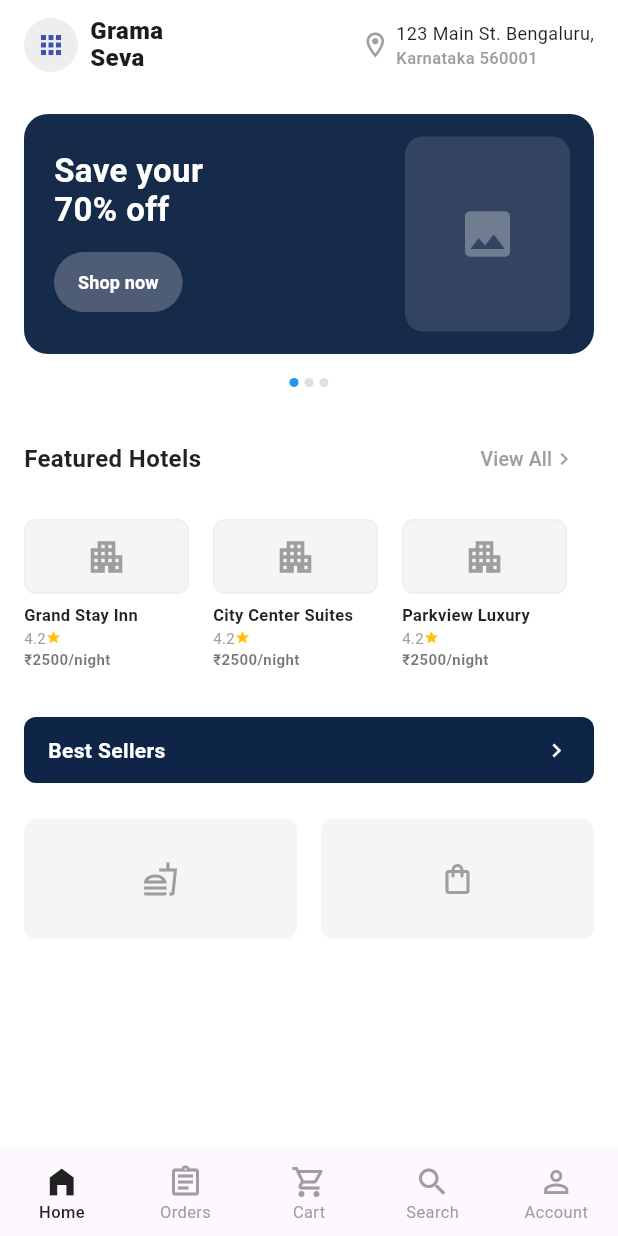
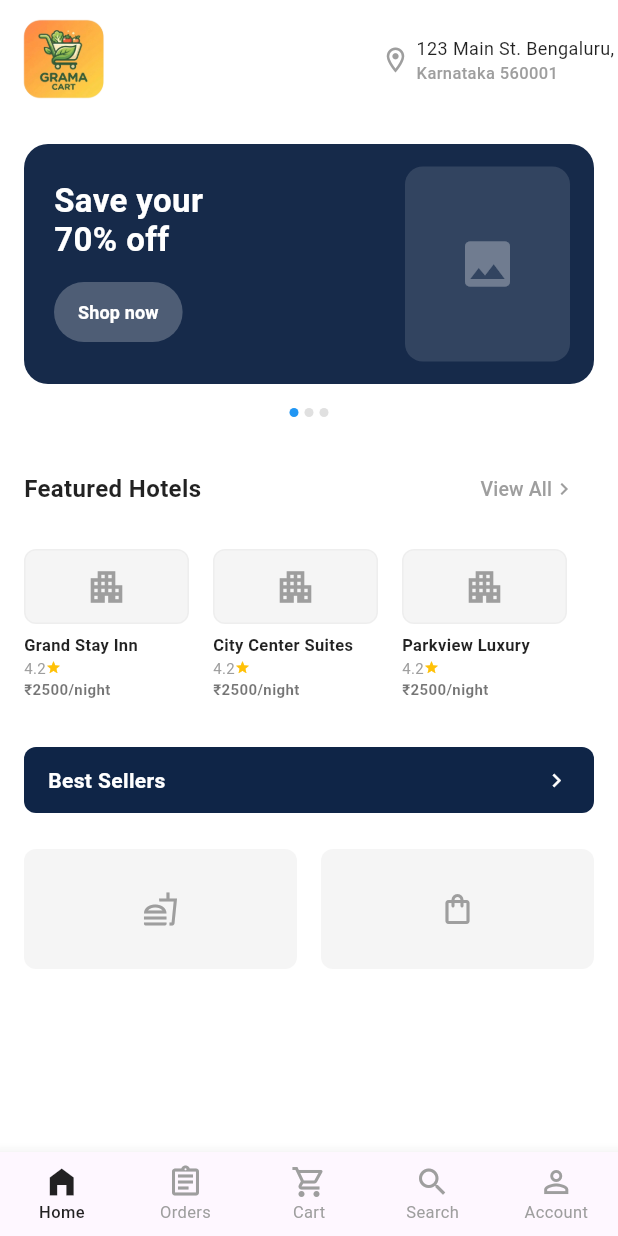
Before and after one commit to infinite-code-solution/flutter-grama-seva, a Flutter app: the HomeScreen screen opened directly, on a phone screen of 412 x 824 dp. Run offline on Flutter 3.47's test engine with Material 3 defaults, Android fonts, the phone set to English and light mode, and no system bars.

Commit message:
issues fixed

```diff
--- a/lib/main.dart
+++ b/lib/main.dart
@@ -6,16 +6,17 @@ void main() {
 }
 
 class GramaSevaApp extends StatelessWidget {
-  const GramaSevaApp({Key? key}) : super(key: key);
+  const GramaSevaApp({super.key});
 
   @override
   Widget build(BuildContext context) {
     return MaterialApp(
       debugShowCheckedModeBanner: false,
-      title: 'Grama Seva UI',
+      title: 'Grama Cart',
       theme: ThemeData(
         scaffoldBackgroundColor: Colors.white,
-        fontFamily: 'Roboto', // Make sure to configure fonts in pubspec.yaml if customized
+        fontFamily:
+            'Roboto', // Make sure to configure fonts in pubspec.yaml if customized
       ),
       home: const SplashScreen(),
     );
@@ -23,7 +24,7 @@ class GramaSevaApp extends StatelessWidget {
 }
 
 class HomeScreen extends StatefulWidget {
-  const HomeScreen({Key? key}) : super(key: key);
+  const HomeScreen({super.key});
 
   @override
   State<HomeScreen> createState() => _HomeScreenState();
@@ -42,49 +43,44 @@ class _HomeScreenState extends State<HomeScreen> {
             children: [
               // 1. Top Custom Header Section
               Padding(
-                padding: const EdgeInsets.symmetric(horizontal: 16.0, vertical: 12.0),
+                padding: const EdgeInsets.symmetric(horizontal: 2.5),
                 child: Row(
                   mainAxisAlignment: MainAxisAlignment.spaceBetween,
                   children: [
                     // Brand Logo/Name
-                    Row(
-                      children: [
-                        CircleAvatar(
-                          radius: 18,
-                          backgroundColor: Colors.grey[200],
-                          child: const Icon(Icons.apps, color: Colors.indigo, size: 20),
-                        ),
-                        const SizedBox(width: 8),
-                        Column(
-                          crossAxisAlignment: CrossAxisAlignment.start,
-                          children: const [
-                            Text(
-                              'Grama',
-                              style: TextStyle(fontWeight: FontWeight.w900, fontSize: 16, height: 1.1),
-                            ),
-                            Text(
-                              'Seva',
-                              style: TextStyle(fontWeight: FontWeight.w900, fontSize: 16, height: 1.1),
-                            ),
-                          ],
-                        ),
-                      ],
+                    Image.asset(
+                      'assets/app_icon.png',
+                      width: 80.0,
+                      errorBuilder: (context, error, stackTrace) {
+                        return Container(color: Colors.orange[100]);
+                      },
                     ),
                     // Address / Location Component
                     Row(
                       children: [
-                        const Icon(Icons.location_on_outlined, color: Colors.grey, size: 20),
+                        const Icon(
+                          Icons.location_on_outlined,
+                          color: Colors.grey,
+                          size: 20,
+                        ),
                         const SizedBox(width: 4),
                         Column(
                           crossAxisAlignment: CrossAxisAlignment.start,
                           children: const [
                             Text(
                               '123 Main St. Bengaluru,',
-                              style: TextStyle(fontSize: 12, color: Colors.black87),
+                              style: TextStyle(
+                                fontSize: 12,
+                                color: Colors.black87,
+                              ),
                             ),
                             Text(
                               'Karnataka 560001',
-                              style: TextStyle(fontSize: 11, color: Colors.grey, fontWeight: FontWeight.w500),
+                              style: TextStyle(
+                                fontSize: 11,
+                                color: Colors.grey,
+                                fontWeight: FontWeight.w500,
+                              ),
                             ),
                           ],
                         ),
@@ -100,7 +96,9 @@ class _HomeScreenState extends State<HomeScreen> {
                 child: Container(
                   height: 160,
                   decoration: BoxDecoration(
-                    color: const Color(0xFF162A4A), // Dark blue shade matching image
+                    color: const Color(
+                      0xFF162A4A,
+                    ), // Dark blue shade matching image
                     borderRadius: BorderRadius.circular(16),
                   ),
                   child: Stack(
@@ -133,9 +131,18 @@ class _HomeScreenState extends State<HomeScreen> {
                                   shape: RoundedRectangleBorder(
                                     borderRadius: BorderRadius.circular(20),
                                   ),
-                                padding: const EdgeInsets.symmetric(horizontal: 16, vertical: 6),
+                                  padding: const EdgeInsets.symmetric(
+                                    horizontal: 16,
+                                    vertical: 6,
                                   ),
-                              child: const Text('Shop now', style: TextStyle(fontSize: 12, fontWeight: FontWeight.bold)),
+                                ),
+                                child: const Text(
+                                  'Shop now',
+                                  style: TextStyle(
+                                    fontSize: 12,
+                                    fontWeight: FontWeight.bold,
+                                  ),
+                                ),
                               ),
                             ],
                           ),
@@ -154,7 +161,11 @@ class _HomeScreenState extends State<HomeScreen> {
                               color: Colors.white12,
                               borderRadius: BorderRadius.circular(12),
                             ),
-                            child: const Icon(Icons.image, color: Colors.white30, size: 40),
+                            child: const Icon(
+                              Icons.image,
+                              color: Colors.white30,
+                              size: 40,
+                            ),
                           ),
                         ),
                       ),
@@ -167,11 +178,32 @@ class _HomeScreenState extends State<HomeScreen> {
               Row(
                 mainAxisAlignment: MainAxisAlignment.center,
                 children: [
-                  Container(width: 6, height: 6, decoration: const BoxDecoration(color: Colors.blue, shape: BoxShape.circle)),
+                  Container(
+                    width: 6,
+                    height: 6,
+                    decoration: const BoxDecoration(
+                      color: Colors.blue,
+                      shape: BoxShape.circle,
+                    ),
+                  ),
                   const SizedBox(width: 4),
-                  Container(width: 6, height: 6, decoration: BoxDecoration(color: Colors.grey[300], shape: BoxShape.circle)),
+                  Container(
+                    width: 6,
+                    height: 6,
+                    decoration: BoxDecoration(
+                      color: Colors.grey[300],
+                      shape: BoxShape.circle,
+                    ),
+                  ),
                   const SizedBox(width: 4),
-                  Container(width: 6, height: 6, decoration: BoxDecoration(color: Colors.grey[300], shape: BoxShape.circle)),
+                  Container(
+                    width: 6,
+                    height: 6,
+                    decoration: BoxDecoration(
+                      color: Colors.grey[300],
+                      shape: BoxShape.circle,
+                    ),
+                  ),
                 ],
               ),
               const SizedBox(height: 24),
@@ -184,14 +216,25 @@ class _HomeScreenState extends State<HomeScreen> {
                   children: [
                     const Text(
                       'Featured Hotels',
-                      style: TextStyle(fontSize: 16, fontWeight: FontWeight.bold, color: Colors.black87),
+                      style: TextStyle(
+                        fontSize: 16,
+                        fontWeight: FontWeight.bold,
+                        color: Colors.black87,
+                      ),
                     ),
                     TextButton(
                       onPressed: () {},
                       child: Row(
                         children: const [
-                          Text('View All', style: TextStyle(color: Colors.grey, fontSize: 13)),
-                          Icon(Icons.chevron_right, color: Colors.grey, size: 16),
+                          Text(
+                            'View All',
+                            style: TextStyle(color: Colors.grey, fontSize: 13),
+                          ),
+                          Icon(
+                            Icons.chevron_right,
+                            color: Colors.grey,
+                            size: 16,
+                          ),
                         ],
                       ),
                     ),
@@ -215,9 +258,15 @@ class _HomeScreenState extends State<HomeScreen> {
 
               // 4. Best Sellers Navigation Header Row
               Padding(
-                padding: const EdgeInsets.symmetric(horizontal: 16.0, vertical: 8.0),
+                padding: const EdgeInsets.symmetric(
+                  horizontal: 16.0,
+                  vertical: 8.0,
+                ),
                 child: Container(
-                  padding: const EdgeInsets.symmetric(horizontal: 16, vertical: 12),
+                  padding: const EdgeInsets.symmetric(
+                    horizontal: 16,
+                    vertical: 12,
+                  ),
                   decoration: BoxDecoration(
                     color: const Color(0xFF0F2547), // Dark variant container
                     borderRadius: BorderRadius.circular(8),
@@ -227,7 +276,11 @@ class _HomeScreenState extends State<HomeScreen> {
                     children: const [
                       Text(
                         'Best Sellers',
-                        style: TextStyle(color: Colors.white, fontWeight: FontWeight.bold, fontSize: 14),
+                        style: TextStyle(
+                          color: Colors.white,
+                          fontWeight: FontWeight.bold,
+                          fontSize: 14,
+                        ),
                       ),
                       Icon(Icons.chevron_right, color: Colors.white, size: 18),
                     ],
@@ -244,15 +297,45 @@ class _HomeScreenState extends State<HomeScreen> {
                       child: Container(
                         height: 80,
                         decoration: BoxDecoration(
-color: Colors.grey[100],borderRadius: BorderRadius.circular(8),),
-child: const Icon(Icons.fastfood_outlined, color: Colors.grey),),),const SizedBox(width: 16),Expanded(child: Container(height: 80,decoration: BoxDecoration(color: Colors.grey[100],borderRadius: BorderRadius.circular(8),),child: const Icon(Icons.shopping_bag_outlined, color: Colors.grey),),),],),)],),),
+                          color: Colors.grey[100],
+                          borderRadius: BorderRadius.circular(8),
+                        ),
+                        child: const Icon(
+                          Icons.fastfood_outlined,
+                          color: Colors.grey,
+                        ),
+                      ),
+                    ),
+                    const SizedBox(width: 16),
+                    Expanded(
+                      child: Container(
+                        height: 80,
+                        decoration: BoxDecoration(
+                          color: Colors.grey[100],
+                          borderRadius: BorderRadius.circular(8),
+                        ),
+                        child: const Icon(
+                          Icons.shopping_bag_outlined,
+                          color: Colors.grey,
+                        ),
+                      ),
+                    ),
+                  ],
+                ),
+              ),
+            ],
+          ),
+        ),
       ),
       bottomNavigationBar: BottomNavigationBar(
         currentIndex: _selectedIndex,
         type: BottomNavigationBarType.fixed,
         selectedItemColor: Colors.black87,
         unselectedItemColor: Colors.grey,
-    selectedLabelStyle: const TextStyle(fontSize: 11, fontWeight: FontWeight.w500),
+        selectedLabelStyle: const TextStyle(
+          fontSize: 11,
+          fontWeight: FontWeight.w500,
+        ),
         unselectedLabelStyle: const TextStyle(fontSize: 11),
         onTap: (index) {
           setState(() {
@@ -261,25 +344,74 @@ child: const Icon(Icons.fastfood_outlined, color: Colors.grey),),),const SizedBo
         },
         items: const [
           BottomNavigationBarItem(icon: Icon(Icons.home_filled), label: 'Home'),
-      BottomNavigationBarItem(icon: Icon(Icons.assignment_outlined), label: 'Orders'),
-      BottomNavigationBarItem(icon: Icon(Icons.shopping_cart_outlined), label: 'Cart'),
+          BottomNavigationBarItem(
+            icon: Icon(Icons.assignment_outlined),
+            label: 'Orders',
+          ),
+          BottomNavigationBarItem(
+            icon: Icon(Icons.shopping_cart_outlined),
+            label: 'Cart',
+          ),
           BottomNavigationBarItem(icon: Icon(Icons.search), label: 'Search'),
-      BottomNavigationBarItem(icon: Icon(Icons.person_outline), label: 'Account'),
+          BottomNavigationBarItem(
+            icon: Icon(Icons.person_outline),
+            label: 'Account',
+          ),
         ],
       ),
     );
   }
 }
 
-
 class HotelCard extends StatelessWidget {
-  final String name;final String price;
-const HotelCard({Key? key,required this.name,required this.price,}) : super(key: key);
-@override Widget build(BuildContext context) {return Container(width: 110,margin: const EdgeInsets.only(right: 16),child: Column(crossAxisAlignment: CrossAxisAlignment.start,children: [
-  Container(height: 50,width: double.infinity,decoration: BoxDecoration(color: Colors.grey[100],borderRadius: BorderRadius.circular(8),border: Border.all(color: Colors.grey[200]!),),child: const Icon(Icons.apartment, color: Colors.grey, size: 28),),const SizedBox(height: 6),Text(name,maxLines: 1,overflow: TextOverflow.ellipsis,style: const TextStyle(fontSize: 11, fontWeight: FontWeight.bold, color: Colors.black87),),Row(children: const [Text('4.2', style: TextStyle(fontSize: 10, color: Colors.grey)),Icon(Icons.star, color: Colors.amber, size: 10),],),Text(price,style: const TextStyle(fontSize: 10, fontWeight: FontWeight.bold, color: Colors.black54),),
+  final String name;
+  final String price;
+  const HotelCard({super.key, required this.name, required this.price});
+  @override
+  Widget build(BuildContext context) {
+    return Container(
+      width: 110,
+      margin: const EdgeInsets.only(right: 16),
+      child: Column(
+        crossAxisAlignment: CrossAxisAlignment.start,
+        children: [
+          Container(
+            height: 50,
+            width: double.infinity,
+            decoration: BoxDecoration(
+              color: Colors.grey[100],
+              borderRadius: BorderRadius.circular(8),
+              border: Border.all(color: Colors.grey[200]!),
+            ),
+            child: const Icon(Icons.apartment, color: Colors.grey, size: 28),
+          ),
+          const SizedBox(height: 6),
+          Text(
+            name,
+            maxLines: 1,
+            overflow: TextOverflow.ellipsis,
+            style: const TextStyle(
+              fontSize: 11,
+              fontWeight: FontWeight.bold,
+              color: Colors.black87,
+            ),
+          ),
+          Row(
+            children: const [
+              Text('4.2', style: TextStyle(fontSize: 10, color: Colors.grey)),
+              Icon(Icons.star, color: Colors.amber, size: 10),
             ],
           ),
-
+          Text(
+            price,
+            style: const TextStyle(
+              fontSize: 10,
+              fontWeight: FontWeight.bold,
+              color: Colors.black54,
+            ),
+          ),
+        ],
+      ),
     );
   }
 }
```
Also changed, not shown: lib/splash_screen.dart (+46 -42 lines), pubspec.yaml (+8 -1 lines), assets/app_icon.png (added), assets/images/background.png (added), pubspec.lock, 40 other files. Lines whose indentation alone changed are shown as unchanged.
